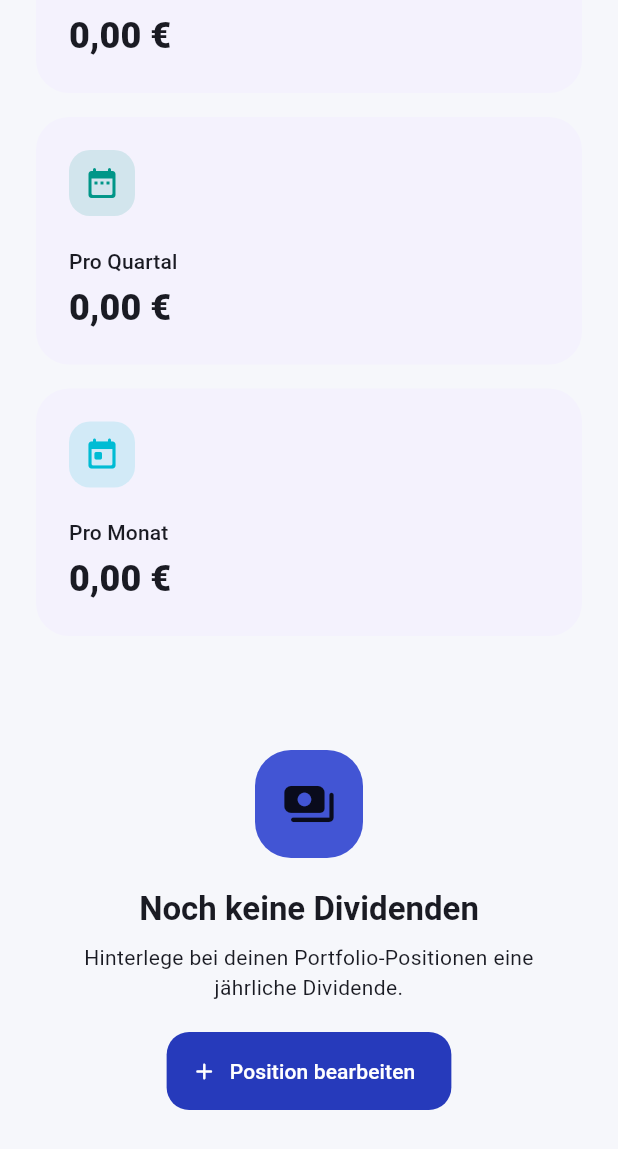
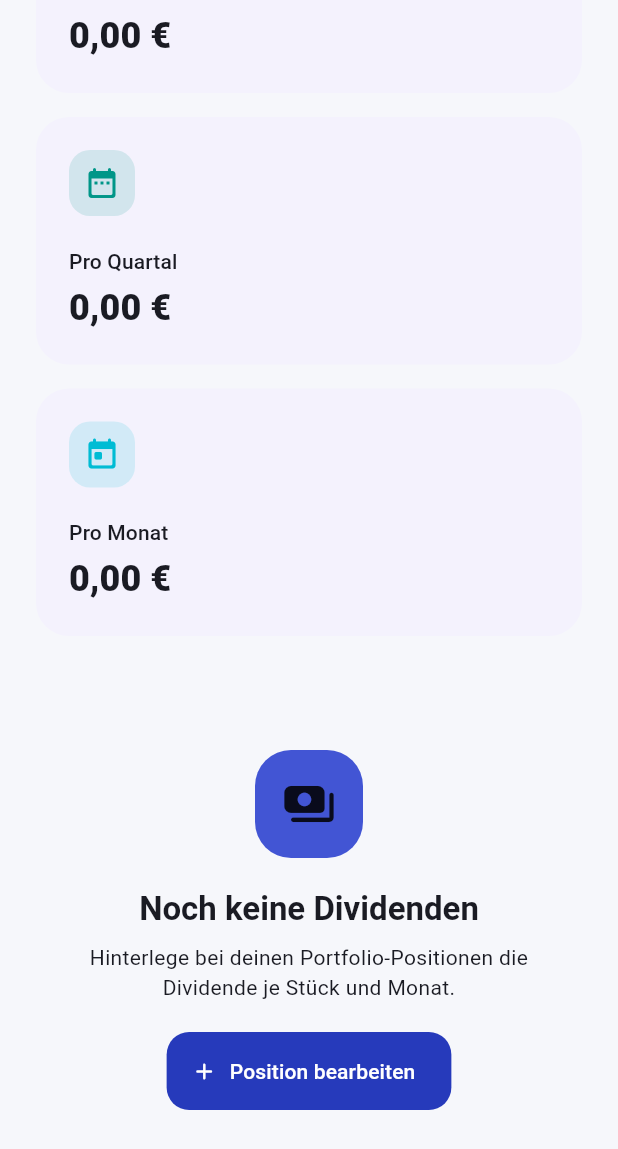
Before and after one commit to Michael2004Organization/WealthFlow, a Flutter app: the DividendsPage widget shown alone on an empty page, opened directly, scrolled down 271 dp, on a phone screen of 412 x 824 dp. Shown: the top 1149 px of the screen. Run offline on Flutter 3.47's test engine with Material 3 defaults, Android fonts, the phone set to English and light mode, and no system bars; our stand-ins replace drift, drift_flutter, fl_chart, flutter_riverpod, flutter_secure_storage, shared_preferences; accounts and stored records are empty; generated files the repository leaves out were written again.

Commit message:
feat: Update dividend calculations to reflect monthly projections and add tests

```diff
--- a/lib/core/database/app_database.dart
+++ b/lib/core/database/app_database.dart
@@ -54,6 +54,8 @@ class Investments extends Table {
   RealColumn get quantity => real()();
   RealColumn get fees => real().withDefault(const Constant(0))();
   RealColumn get currentPrice => real()();
+  // Legacy column name kept for a non-destructive migration. The stored value
+  // is the dividend per share and month; every projection starts from it.
   RealColumn get annualDividend => real().withDefault(const Constant(0))();
   TextColumn get dividendFrequency =>
       text().withDefault(const Constant('jährlich'))();
--- /dev/null
+++ b/lib/core/finance/dividend_math.dart
@@ -0,0 +1,6 @@
+double dividendPerMonth(double monthlyPerShare, double quantity) =>
+    monthlyPerShare * quantity;
+
+double dividendPerQuarterFromMonth(double monthlyTotal) => monthlyTotal * 3;
+
+double dividendPerYearFromMonth(double monthlyTotal) => monthlyTotal * 12;
--- a/lib/features/finance/dividends_page.dart
+++ b/lib/features/finance/dividends_page.dart
@@ -3,6 +3,7 @@ import 'package:flutter/material.dart';
 import 'package:flutter_riverpod/flutter_riverpod.dart';
 
 import '../../core/database/app_database.dart';
+import '../../core/finance/dividend_math.dart';
 import '../../core/providers.dart';
 import '../../core/widgets/common_widgets.dart';
 import 'investments_page.dart';
@@ -21,13 +22,15 @@ class DividendsPage extends ConsumerWidget {
       data: (items) {
         final dividendItems =
             items.where((item) => item.annualDividend > 0).toList()..sort(
-              (a, b) => (b.annualDividend * b.quantity).compareTo(
-                a.annualDividend * a.quantity,
-              ),
+              (a, b) => dividendPerMonth(
+                b.annualDividend,
+                b.quantity,
+              ).compareTo(dividendPerMonth(a.annualDividend, a.quantity)),
             );
-        final annual = dividendItems.fold<double>(
+        final monthly = dividendItems.fold<double>(
           0,
-          (sum, item) => sum + item.annualDividend * item.quantity,
+          (sum, item) =>
+              sum + dividendPerMonth(item.annualDividend, item.quantity),
         );
         return SingleChildScrollView(
           padding: const EdgeInsets.all(24),
@@ -60,7 +63,7 @@ class DividendsPage extends ConsumerWidget {
                             width: width,
                             child: MetricCard(
                               title: 'Pro Jahr',
-                              value: money(annual),
+                              value: money(dividendPerYearFromMonth(monthly)),
                               icon: Icons.calendar_today_rounded,
                               color: Colors.green,
                             ),
@@ -69,7 +72,9 @@ class DividendsPage extends ConsumerWidget {
                             width: width,
                             child: MetricCard(
                               title: 'Pro Quartal',
-                              value: money(annual / 4),
+                              value: money(
+                                dividendPerQuarterFromMonth(monthly),
+                              ),
                               icon: Icons.date_range_rounded,
                               color: Colors.teal,
                             ),
@@ -78,7 +83,7 @@ class DividendsPage extends ConsumerWidget {
                             width: width,
                             child: MetricCard(
                               title: 'Pro Monat',
-                              value: money(annual / 12),
+                              value: money(monthly),
                               icon: Icons.today_rounded,
                               color: Colors.cyan,
                             ),
@@ -95,7 +100,7 @@ class DividendsPage extends ConsumerWidget {
                         icon: Icons.payments_rounded,
                         title: 'Noch keine Dividenden',
                         message:
-                            'Hinterlege bei deinen Portfolio-Positionen eine jährliche Dividende.',
+                            'Hinterlege bei deinen Portfolio-Positionen die Dividende je Stück und Monat.',
                         action: FilledButton.icon(
                           onPressed: () => openFinance(ref, 1),
                           icon: const Icon(Icons.add_rounded),
@@ -157,13 +162,11 @@ class DividendsPage extends ConsumerWidget {
                                           ),
                                           title: Text(item.name),
                                           subtitle: Text(
-                                            item.dividendFrequency,
+                                            '${item.dividendFrequency} · '
+                                            '${money(item.annualDividend)} je Stück/Monat',
                                           ),
                                           trailing: Text(
-                                            money(
-                                              item.annualDividend *
-                                                  item.quantity,
-                                            ),
+                                            '${money(dividendPerMonth(item.annualDividend, item.quantity))}/Monat',
                                             style: const TextStyle(
                                               fontWeight: FontWeight.w700,
                                             ),
@@ -223,8 +226,10 @@ class _DividendChart extends StatelessWidget {
                   sections: [
                     for (var index = 0; index < items.length; index++)
                       PieChartSectionData(
-                        value:
-                            items[index].annualDividend * items[index].quantity,
+                        value: dividendPerMonth(
+                          items[index].annualDividend,
+                          items[index].quantity,
+                        ),
                         title: items[index].symbol.isEmpty
                             ? items[index].name
                             : items[index].symbol,
--- a/lib/features/finance/investments_page.dart
+++ b/lib/features/finance/investments_page.dart
@@ -540,7 +540,7 @@ class _InvestmentEditorState extends State<_InvestmentEditor> {
                     Expanded(
                       child: _field(
                         _dividend,
-                        'Dividende je Stück p. a.',
+                        'Dividende je Stück pro Monat',
                         number: true,
                         required: true,
                       ),
@@ -554,7 +554,7 @@ class _InvestmentEditorState extends State<_InvestmentEditor> {
                       child: DropdownButtonFormField<String>(
                         initialValue: _frequency,
                         decoration: const InputDecoration(
-                          labelText: 'Ausschüttung',
+                          labelText: 'Auszahlungsrhythmus (nur Info)',
                         ),
                         items:
                             const [
```
Also changed, not shown: lib/features/dashboard/dashboard_page.dart (+5 -4 lines), 1 other file.
